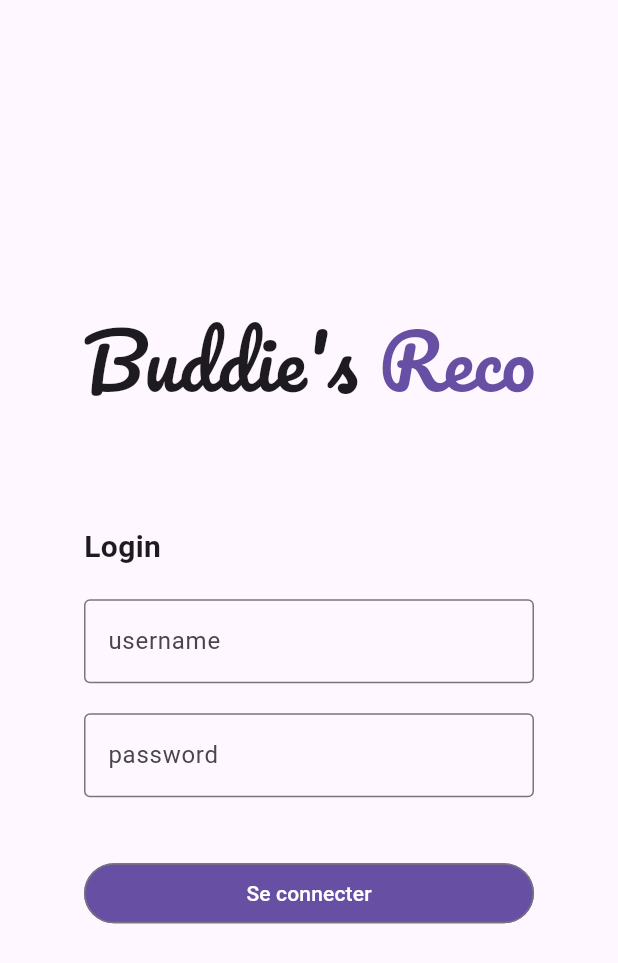
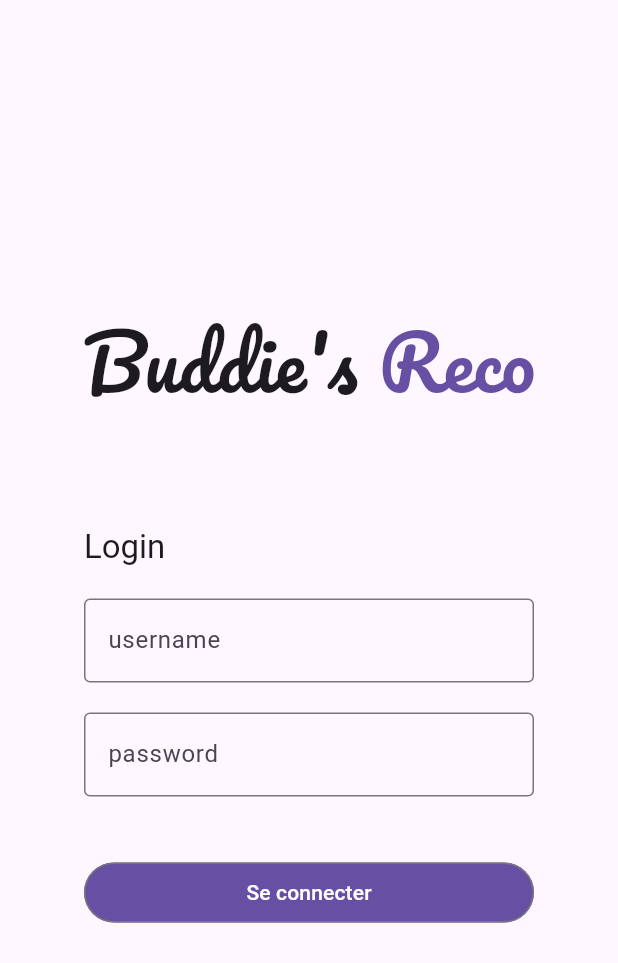
Before and after one commit to mreplenier/buddies-reco, a Flutter app: the screen it shows after launch, on a phone screen of 412 x 824 dp. Shown: the top 963 px of the screen. Run offline on Flutter 3.47's test engine with Material 3 defaults, Android fonts, the phone set to English and light mode, and no system bars; our stand-ins replace flutter_rating_bar, google_fonts, webview_flutter.

Commit message:
Add roboto as default text theme

```diff
--- a/lib/login_page.dart
+++ b/lib/login_page.dart
@@ -113,10 +113,8 @@ class _LoginFormState extends State<LoginForm> {
               alignment: AlignmentGeometry.centerStart,
               child: Text(
                 "Login",
-                style: GoogleFonts.roboto(
-                  fontSize: 20,
-                  fontWeight: FontWeight.w600
-                )
+                style: TextTheme.of(context).titleLarge
+
               ),
             ),
             const SizedBox(height: 20),
@@ -159,7 +157,7 @@ class _LoginFormState extends State<LoginForm> {
                   foregroundColor: Colors.white
                 ),
                 onPressed: _testLogin,
-                child: const Text("Se connecter")
+                child: Text("Se connecter")
               ),
             )
           ]
--- a/lib/main.dart
+++ b/lib/main.dart
@@ -1,4 +1,5 @@
 import 'package:flutter/material.dart';
+import 'package:google_fonts/google_fonts.dart';
 import 'login_page.dart';
 import 'home_page.dart';
 
@@ -17,7 +18,11 @@ class BuddiesReco extends StatelessWidget {
       },
       child: MaterialApp(
         home: LoginPage(),
-        title: "Buddies Reco"
+        title: "Buddies Reco",
+        theme: ThemeData(
+          textTheme: GoogleFonts.robotoTextTheme(),
+
+        )
       ),
     );
   }
```
